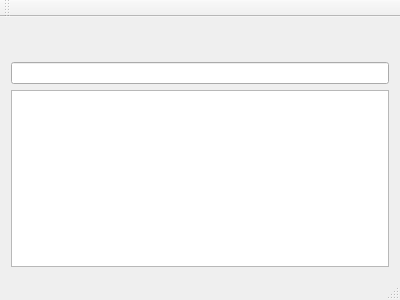
Qt form mainwindow.ui (ManInBlack35/FileManadger) before a commit.
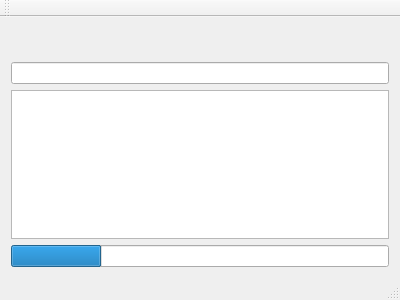
The same form after that commit.

What changed in the file:
```diff
--- a/mainwindow.ui
+++ b/mainwindow.ui
@@ -45,6 +45,16 @@
         </property>
        </widget>
       </item>
+      <item>
+       <widget class="QProgressBar" name="progressBar">
+        <property name="value">
+         <number>24</number>
+        </property>
+        <property name="textVisible">
+         <bool>false</bool>
+        </property>
+       </widget>
+      </item>
      </layout>
     </item>
    </layout>
```
